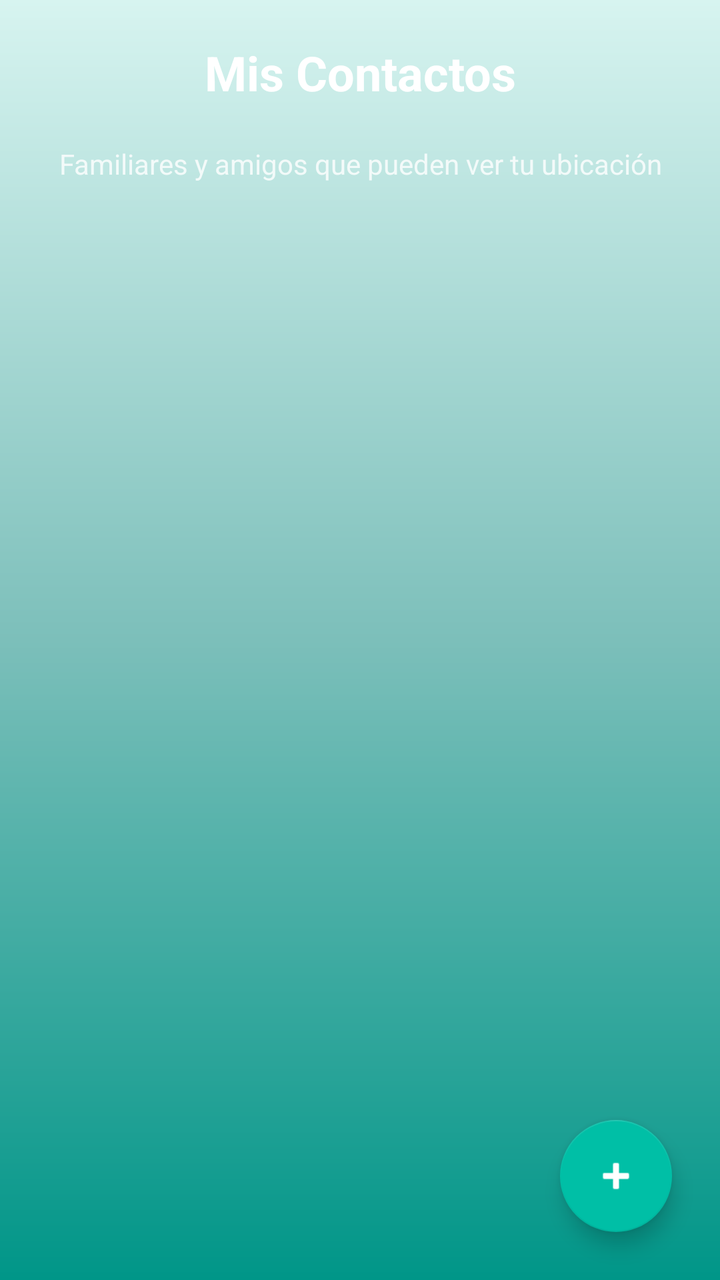
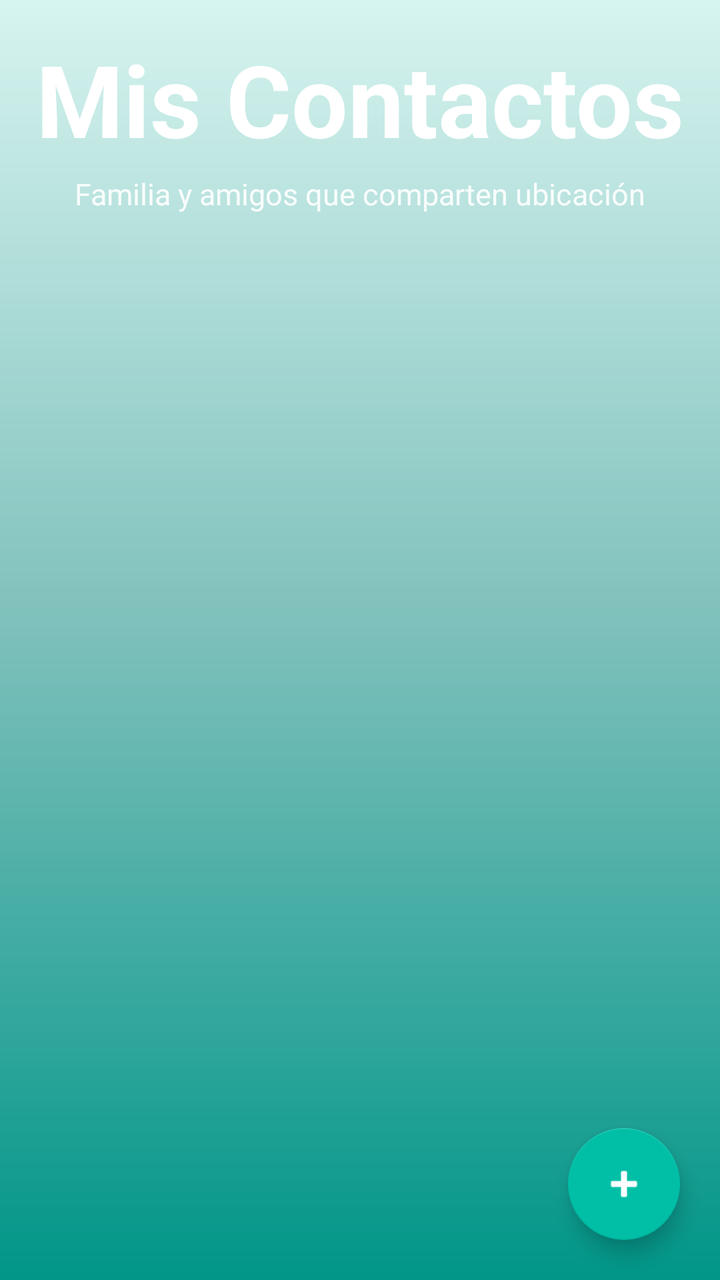

Two renders of the same Android screen: before a commit and after it. Below are the layout's source before the change and the commit's diff.
<!-- AndroidManifest.xml: application theme Theme.AppCompat.NoActionBar -->
<!-- res/layout/activity_contacts.xml -->
<?xml version="1.0" encoding="utf-8"?>
<androidx.coordinatorlayout.widget.CoordinatorLayout
    xmlns:android="http://schemas.android.com/apk/res/android"
    xmlns:app="http://schemas.android.com/apk/res-auto"
    android:layout_width="match_parent"
    android:layout_height="match_parent"
    android:background="@drawable/background_gradient">

    <LinearLayout
        android:layout_width="match_parent"
        android:layout_height="match_parent"
        android:orientation="vertical">

        <TextView
            android:layout_width="match_parent"
            android:layout_height="wrap_content"
            android:text="Mis Contactos"
            android:textColor="#FFFFFF"
            android:textSize="24sp"
            android:textStyle="bold"
            android:gravity="center"
            android:padding="20dp" />

        <TextView
            android:layout_width="match_parent"
            android:layout_height="wrap_content"
            android:text="Familiares y amigos que pueden ver tu ubicación"
            android:textColor="#FFFFFF"
            android:textSize="14sp"
            android:alpha="0.8"
            android:gravity="center"
            android:paddingStart="20dp"
            android:paddingEnd="20dp"
            android:paddingBottom="16dp" />

        <androidx.recyclerview.widget.RecyclerView
            android:id="@+id/recyclerViewContacts"
            android:layout_width="match_parent"
            android:layout_height="match_parent"
            android:padding="16dp"
            android:clipToPadding="false" />

    </LinearLayout>

    <com.google.android.material.floatingactionbutton.FloatingActionButton
        android:id="@+id/fabAddContact"
        android:layout_width="wrap_content"
        android:layout_height="wrap_content"
        android:layout_gravity="bottom|end"
        android:layout_margin="24dp"
        android:src="@android:drawable/ic_input_add"
        app:backgroundTint="#00BFA6"
        app:tint="#FFFFFF" />

</androidx.coordinatorlayout.widget.CoordinatorLayout>
<!-- resources referenced by this layout -->
<resources>
  <!-- drawable background_gradient (drawable) -->
  <?xml version="1.0" encoding="utf-8"?>
  <shape xmlns:android="http://schemas.android.com/apk/res/android">
      <gradient
          android:type="linear"
          android:angle="270"
          android:startColor="#D7F4F0"
          android:centerColor="#7CBFBA"
          android:endColor="#009688" />
  </shape>
</resources>

<!-- the commit's change to res/layout/activity_contacts.xml (unified diff, before → after) -->
@@ -11,45 +11,96 @@
         android:layout_height="match_parent"
         android:orientation="vertical">
 
-        <TextView
+        
+        <LinearLayout
             android:layout_width="match_parent"
             android:layout_height="wrap_content"
-            android:text="Mis Contactos"
-            android:textColor="#FFFFFF"
-            android:textSize="24sp"
-            android:textStyle="bold"
-            android:gravity="center"
-            android:padding="20dp" />
+            android:orientation="vertical"
+            android:padding="16dp">
 
-        <TextView
-            android:layout_width="match_parent"
-            android:layout_height="wrap_content"
-            android:text="Familiares y amigos que pueden ver tu ubicación"
-            android:textColor="#FFFFFF"
-            android:textSize="14sp"
-            android:alpha="0.8"
-            android:gravity="center"
-            android:paddingStart="20dp"
-            android:paddingEnd="20dp"
-            android:paddingBottom="16dp" />
+            <TextView
+                android:layout_width="match_parent"
+                android:layout_height="wrap_content"
+                android:text="Mis Contactos"
+                android:textColor="#FFFFFF"
+                android:textSize="50sp"
+                android:textStyle="bold"
+                android:gravity="center" />
 
+            <TextView
+                android:layout_width="match_parent"
+                android:layout_height="wrap_content"
+                android:layout_marginTop="4dp"
+                android:text="Familia y amigos que comparten ubicación"
+                android:textColor="#FFFFFF"
+                android:textSize="15sp"
+                android:alpha="0.9"
+                android:gravity="center" />
+
+        </LinearLayout>
+
+        
         <androidx.recyclerview.widget.RecyclerView
             android:id="@+id/recyclerViewContacts"
             android:layout_width="match_parent"
-            android:layout_height="match_parent"
-            android:padding="16dp"
+            android:layout_height="0dp"
+            android:layout_weight="1"
+            android:paddingTop="8dp"
+            android:paddingBottom="80dp"
             android:clipToPadding="false" />
+
+        
+        <LinearLayout
+            android:id="@+id/emptyStateLayout"
+            android:layout_width="match_parent"
+            android:layout_height="0dp"
+            android:layout_weight="1"
+            android:orientation="vertical"
+            android:gravity="center"
+            android:padding="24dp"
+            android:visibility="gone">
+
+            <TextView
+                android:layout_width="wrap_content"
+                android:layout_height="wrap_content"
+                android:text="👥"
+                android:textSize="64sp" />
+
+            <TextView
+                android:layout_width="wrap_content"
+                android:layout_height="wrap_content"
+                android:layout_marginTop="16dp"
+                android:text="No tienes contactos aún"
+                android:textColor="#FFFFFF"
+                android:textSize="18sp"
+                android:textStyle="bold" />
+
+            <TextView
+                android:layout_width="wrap_content"
+                android:layout_height="wrap_content"
+                android:layout_marginTop="8dp"
+                android:text="Presiona + para agregar familia y amigos"
+                android:textColor="#FFFFFF"
+                android:textSize="14sp"
+                android:alpha="0.8"
+                android:gravity="center" />
+
+        </LinearLayout>
 
     </LinearLayout>
 
+    
     <com.google.android.material.floatingactionbutton.FloatingActionButton
         android:id="@+id/fabAddContact"
         android:layout_width="wrap_content"
         android:layout_height="wrap_content"
         android:layout_gravity="bottom|end"
-        android:layout_margin="24dp"
+        android:layout_margin="20dp"
         android:src="@android:drawable/ic_input_add"
         app:backgroundTint="#00BFA6"
-        app:tint="#FFFFFF" />
+        app:tint="#FFFFFF"
+        app:elevation="6dp"
+        app:pressedTranslationZ="12dp" />
+
 
 </androidx.coordinatorlayout.widget.CoordinatorLayout>
